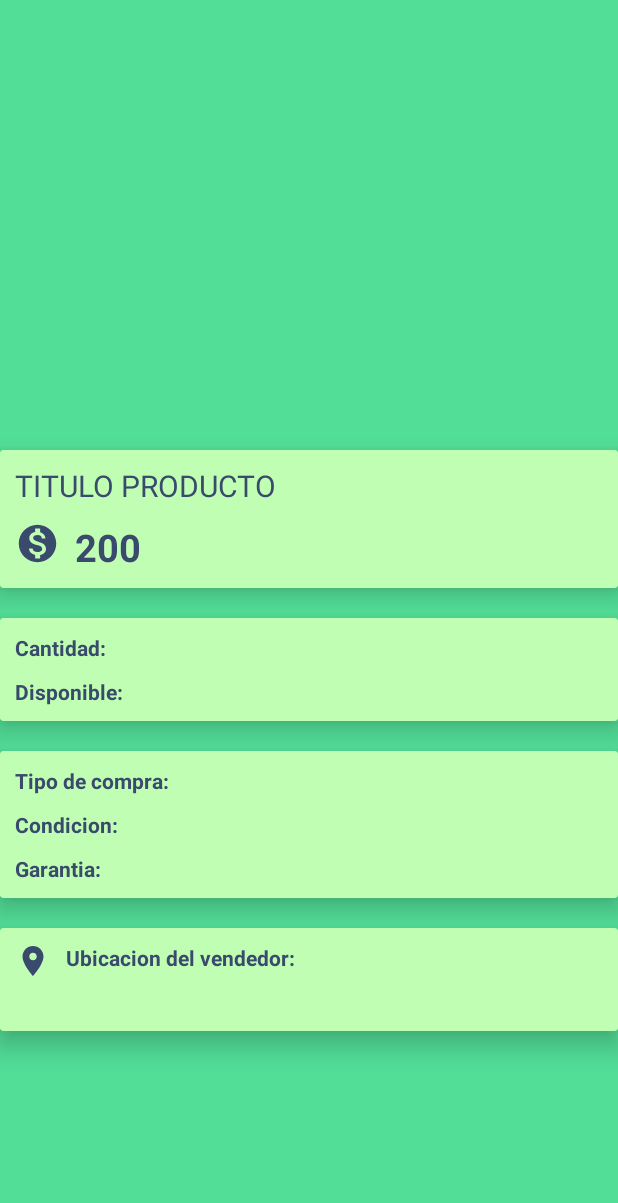
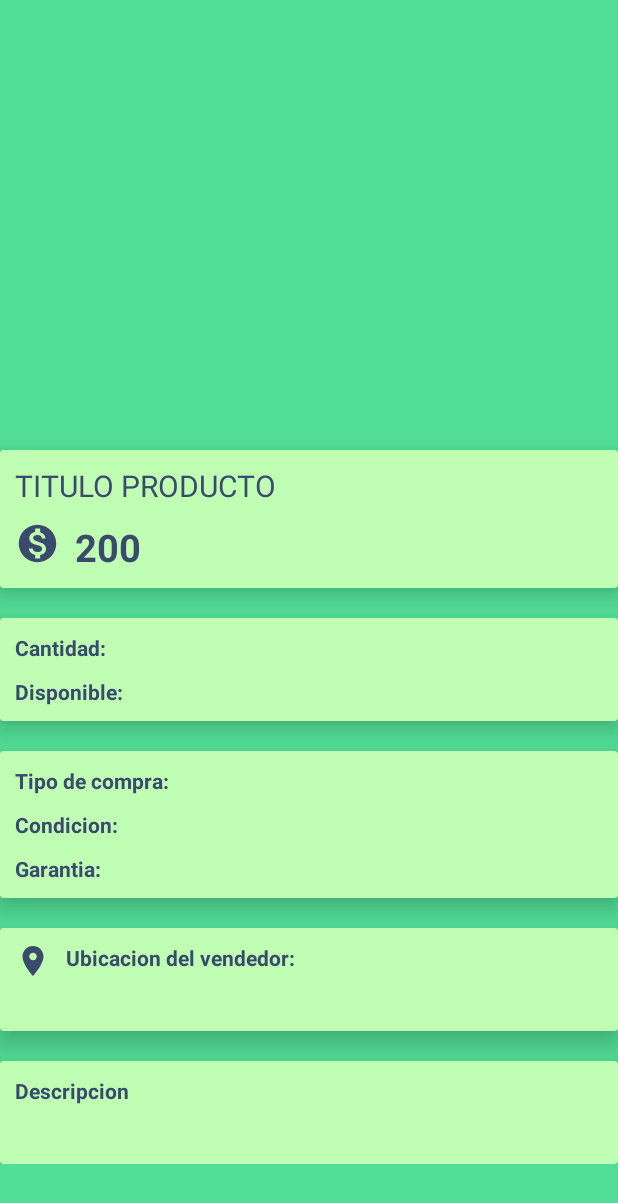
Before and after one commit to EzeLuna88/MercadoEsclavo, an Android app: the fragment DetalleProductFragment shown on its own in the app's theme, on a phone screen of 412 x 824 dp. Shown: the top 1203 px of the screen. Run offline under Robolectric (Android 15) with nearby library versions, the phone set to English and light mode, and no system bars; our stand-ins replace ButterKnife; pictures from the network do not load; 2 statements that could not run were skipped.

Commit message:
descripcion

```diff
--- a/app/src/main/java/com/example/mercadoesclavo/controller/CategoriesController.java
+++ b/app/src/main/java/com/example/mercadoesclavo/controller/CategoriesController.java
@@ -2,6 +2,7 @@ package com.example.mercadoesclavo.controller;
 
 import com.example.mercadoesclavo.dao.MercadoLibreDao;
 import com.example.mercadoesclavo.model.Categories;
+import com.example.mercadoesclavo.model.Description;
 import com.example.mercadoesclavo.model.DetalleProducto;
 import com.example.mercadoesclavo.model.Producto;
 import com.example.mercadoesclavo.utils.ResultListener;
@@ -44,4 +45,13 @@ public class CategoriesController {
             }
         }, id);
     }
+
+    public void getDescription(final ResultListener<Description> viewController, String id) {
+        mercadoLibreDao.getDescription(new ResultListener<Description>() {
+            @Override
+            public void onFinish(Description result) {
+                viewController.onFinish(result);
+            }
+        }, id);
+    }
 }
--- a/app/src/main/java/com/example/mercadoesclavo/dao/MercadoLibreDao.java
+++ b/app/src/main/java/com/example/mercadoesclavo/dao/MercadoLibreDao.java
@@ -1,6 +1,7 @@
 package com.example.mercadoesclavo.dao;
 
 import com.example.mercadoesclavo.model.Categories;
+import com.example.mercadoesclavo.model.Description;
 import com.example.mercadoesclavo.model.DetalleProducto;
 import com.example.mercadoesclavo.model.Producto;
 import com.example.mercadoesclavo.service.MercadoLibreService;
@@ -17,6 +18,7 @@ import retrofit2.converter.gson.GsonConverterFactory;
 public class MercadoLibreDao {
 
     public static final String BASE_URL = "https://api.mercadolibre.com/sites/MLA/";
+
 
     private Retrofit retrofit;
     private MercadoLibreService mercadoLibreService;
@@ -78,4 +80,20 @@ public class MercadoLibreDao {
             }
         });
     }
+
+    public void getDescription(final ResultListener<Description> controllerListener, String id) {
+        Call<Description> call = mercadoLibreService.getDescription(id);
+        call.enqueue(new Callback<Description>() {
+            @Override
+            public void onResponse(Call<Description> call, Response<Description> response) {
+                Description description = response.body();
+                controllerListener.onFinish(description);
+            }
+
+            @Override
+            public void onFailure(Call<Description> call, Throwable t) {
+                t.printStackTrace();
+            }
+        });
+    }
 }
--- a/app/src/main/java/com/example/mercadoesclavo/service/MercadoLibreService.java
+++ b/app/src/main/java/com/example/mercadoesclavo/service/MercadoLibreService.java
@@ -1,6 +1,7 @@
 package com.example.mercadoesclavo.service;
 
 import com.example.mercadoesclavo.model.Categories;
+import com.example.mercadoesclavo.model.Description;
 import com.example.mercadoesclavo.model.DetalleProducto;
 import com.example.mercadoesclavo.model.Producto;
 
@@ -13,10 +14,10 @@ import retrofit2.http.Query;
 
 public interface MercadoLibreService {
 
-    @GET("categories")
+    @GET("/sites/MLA/categories")
     Call<List<Categories>> getCategories();
 
-    @GET("search?category=")
+    @GET("/sites/MLA/search?category=")
     Call<Producto> getProductos(
             @Query("category")
                     String id
@@ -27,4 +28,9 @@ public interface MercadoLibreService {
             @Path("id")
                     String id);
 
+    @GET("/items/{id}/description")
+    Call<Description> getDescription(
+            @Path("id")
+    String id);
+
 }
--- a/app/src/main/java/com/example/mercadoesclavo/view/DetalleProductFragment.java
+++ b/app/src/main/java/com/example/mercadoesclavo/view/DetalleProductFragment.java
@@ -15,6 +15,7 @@ import android.widget.TextView;
 import com.bumptech.glide.Glide;
 import com.example.mercadoesclavo.R;
 import com.example.mercadoesclavo.controller.CategoriesController;
+import com.example.mercadoesclavo.model.Description;
 import com.example.mercadoesclavo.model.DetalleProducto;
 import com.example.mercadoesclavo.model.Results;
 import com.example.mercadoesclavo.utils.ResultListener;
@@ -47,7 +48,8 @@ public class DetalleProductFragment extends Fragment {
     TextView textViewUbicacionDetalleProductFragment;
     @BindView(R.id.textViewGarantiaDetalleProductFragment)
     TextView textViewGarantiaDetalleProductFragment;
-
+    @BindView(R.id.textViewDescripcionDetalleProductFragment)
+    TextView textViewDescripcionDetalleProductFragment;
 
     public DetalleProductFragment() {
         // Required empty public constructor
@@ -86,9 +88,16 @@ public class DetalleProductFragment extends Fragment {
             }
         }, id);
 
+        categoriesController.getDescription(new ResultListener<Description>() {
+            @Override
+            public void onFinish(Description result) {
+                Description description = result;
+                textViewDescripcionDetalleProductFragment.setText(description.getPlaintText());
+            }
+        }, id);
+
         return view;
     }
 
 
-
 }
--- a/app/src/main/res/layout/fragment_detalle_product.xml
+++ b/app/src/main/res/layout/fragment_detalle_product.xml
@@ -1,4 +1,5 @@
 <?xml version="1.0" encoding="utf-8"?>
+
 <androidx.constraintlayout.widget.ConstraintLayout xmlns:android="http://schemas.android.com/apk/res/android"
     xmlns:app="http://schemas.android.com/apk/res-auto"
     xmlns:tools="http://schemas.android.com/tools"
@@ -7,8 +8,17 @@
     android:background="@color/colorPrimary"
     tools:context=".view.DetalleProductFragment">
 
-    <androidx.viewpager.widget.ViewPager
-        android:id="@+id/viewPagerImageDetalleProductFragment"
+    <ScrollView
+        android:layout_width="match_parent"
+        android:layout_height="match_parent">
+
+        <androidx.constraintlayout.widget.ConstraintLayout
+            android:layout_width="match_parent"
+            android:layout_height="match_parent">
+
+
+            <androidx.recyclerview.widget.RecyclerView
+                android:id="@+id/recyclerViewImageDetalleProductFragment"
                 android:layout_width="match_parent"
                 android:layout_height="300dp"
                 app:layout_constraintLeft_toLeftOf="parent"
@@ -22,7 +32,7 @@
                 android:layout_height="wrap_content"
                 android:backgroundTint="@color/colorClaro"
                 app:cardElevation="10dp"
-        app:layout_constraintTop_toBottomOf="@id/viewPagerImageDetalleProductFragment">
+                app:layout_constraintTop_toBottomOf="@id/recyclerViewImageDetalleProductFragment">
 
                 <androidx.constraintlayout.widget.ConstraintLayout
                     android:layout_width="match_parent"
@@ -48,7 +58,7 @@
                         android:layout_marginLeft="10dp"
                         android:src="@drawable/ic_monetization_on_black_24dp"
                         app:layout_constraintLeft_toLeftOf="parent"
-                app:layout_constraintTop_toBottomOf="@id/textViewTitleDetalleProductFragment"/>
+                        app:layout_constraintTop_toBottomOf="@id/textViewTitleDetalleProductFragment" />
 
                     <TextView
                         android:id="@+id/textViewPriceDetalleProductFragment"
@@ -255,4 +265,49 @@
                 </androidx.constraintlayout.widget.ConstraintLayout>
             </androidx.cardview.widget.CardView>
 
+            <androidx.cardview.widget.CardView
+                android:id="@+id/cardView5DetalleProductFragment"
+                android:layout_width="match_parent"
+                android:layout_height="wrap_content"
+                android:layout_marginTop="20dp"
+                android:backgroundTint="@color/colorClaro"
+                app:cardElevation="10dp"
+                app:layout_constraintTop_toBottomOf="@id/cardView4DetalleProductFragment">
+
+                <androidx.constraintlayout.widget.ConstraintLayout
+                    android:layout_width="match_parent"
+                    android:layout_height="match_parent">
+
+                    <TextView
+                        android:id="@+id/textViewTituloDescripcion"
+                        android:layout_width="wrap_content"
+                        android:layout_height="wrap_content"
+                        android:layout_marginLeft="10dp"
+                        android:paddingTop="10dp"
+                        android:paddingBottom="10dp"
+                        android:text="@string/descripcion"
+                        android:textColor="@color/colorAccent"
+                        android:textStyle="bold"
+                        app:layout_constraintLeft_toLeftOf="parent"
+                        app:layout_constraintTop_toTopOf="parent" />
+
+                    <TextView
+                        android:id="@+id/textViewDescripcionDetalleProductFragment"
+                        android:layout_width="wrap_content"
+                        android:layout_height="wrap_content"
+
+                        android:paddingBottom="10dp"
+                        android:textColor="@color/colorAccent"
+                        app:layout_constraintLeft_toLeftOf="parent"
+                        app:layout_constraintTop_toBottomOf="@id/textViewTituloDescripcion" />
+
+
                 </androidx.constraintlayout.widget.ConstraintLayout>
+            </androidx.cardview.widget.CardView>
+
+
+        </androidx.constraintlayout.widget.ConstraintLayout>
+
+    </ScrollView>
+
+</androidx.constraintlayout.widget.ConstraintLayout>
--- a/app/src/main/res/values/strings.xml
+++ b/app/src/main/res/values/strings.xml
@@ -21,4 +21,5 @@
     <string name="sobre_nosotros">Sobre nosotros</string>
     <string name="favoritos">Favoritos</string>
     <string name="mi_perfil">Mi Perfil</string>
+    <string name="descripcion">Descripcion </string>
 </resources>
```
Also changed, not shown: app/src/main/java/com/example/mercadoesclavo/adapter/ImagenProductoAdapter.java (added, +36 -0 lines), app/src/main/java/com/example/mercadoesclavo/model/Description.java (added, +24 -0 lines), app/src/main/java/com/example/mercadoesclavo/view/ImageSlidePageAdapter.java (deleted, +0 -29 lines), app/src/main/res/layout/row_imagen_producto.xml (added, +11 -0 lines). Lines whose indentation alone changed are shown as unchanged.
